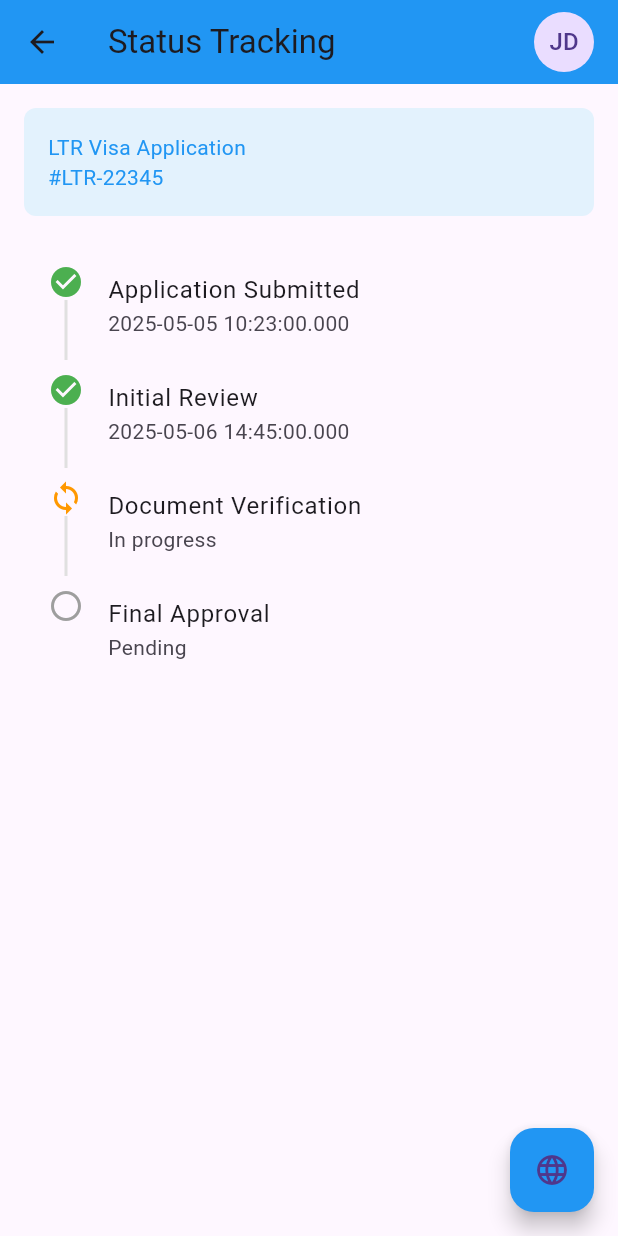
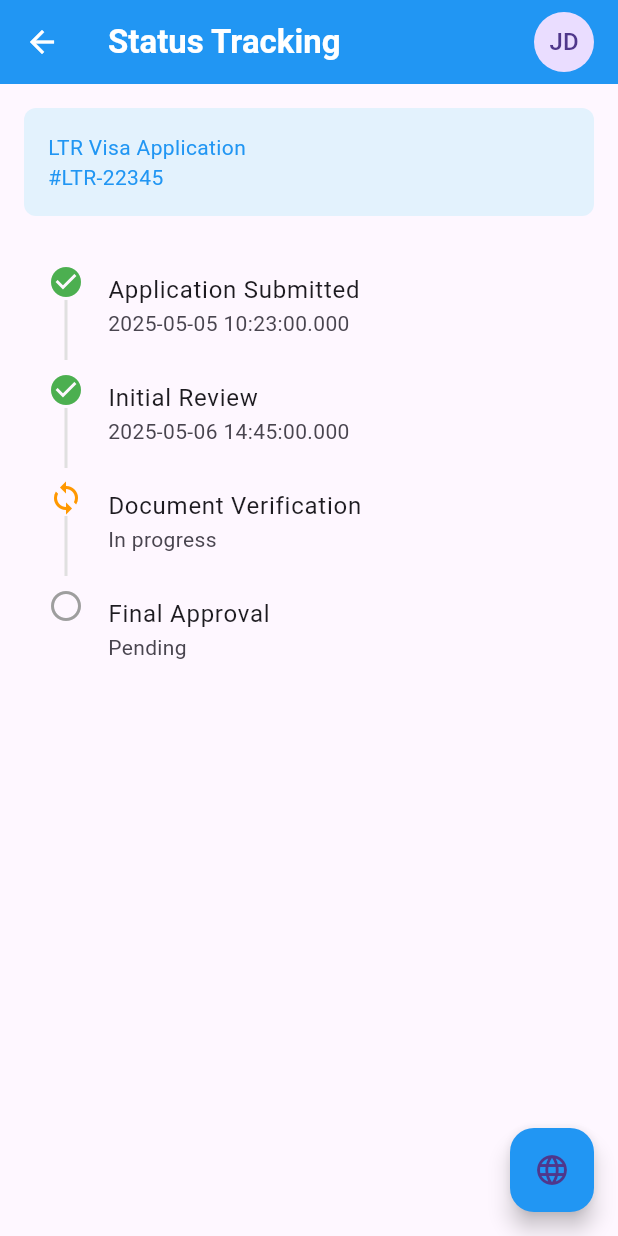
Before and after one commit to foxzilisk-dp/workpermit_sgn, a Flutter app: the StatusTrackingScreen screen opened directly with empty values, on a phone screen of 412 x 824 dp. Run offline on Flutter 3.47's test engine with Material 3 defaults, Android fonts, the phone set to English and light mode, and no system bars; our stand-ins replace shared_preferences; accounts and stored records are empty.

Commit message:
Fix overflow in StatusTrackingScreen and improve localization support

```diff
--- a/assets/languaues/en.json
+++ b/assets/languaues/en.json
@@ -22,10 +22,10 @@
   "home": "Home",
   "status": "Status",
   "profile": "Profile",
-  "logout_message": "You have been logged out due to inactivity.",
-  "language": "Language",
   "ltr_visa": "LTR Visa Application",
   "in_progress": "In progress",
   "pending": "Pending",
+  "logout_message": "You have been logged out due to inactivity.",
+  "language": "Language",
   "application_id": "Application ID"
 }
--- a/assets/languaues/th.json
+++ b/assets/languaues/th.json
@@ -22,10 +22,10 @@
   "home": "หน้าหลัก",
   "status": "สถานะ",
   "profile": "โปรไฟล์",
+  "ltr_visa": "ใบสมัครวีซ่า LTR",
+  "in_progress": "กำลังดำเนินการ",
+  "pending": "รอดำเนินการ",
   "logout_message": "คุณถูกออกจากระบบเนื่องจากไม่มีการใช้งาน",
   "language": "ภาษา",
-  "ltr_visa": "คำขอวีซ่า LTR",
-  "in_progress": "กำลังดำเนินการ",
-  "pending": "รอดำเนินการ",
   "application_id": "เลขคำขอ"
 }
--- a/lib/screens/status_tracking_screen.dart
+++ b/lib/screens/status_tracking_screen.dart
@@ -55,14 +55,18 @@ class _StatusTrackingScreenState extends State<StatusTrackingScreen> {
 
   @override
   Widget build(BuildContext context) {
-    final t = AppLocalizations.of(context);
+    final localtext = AppLocalizations.of(context);
 
     return Scaffold(
       appBar: AppBar(
         backgroundColor: Colors.blue,
-        title: Text(t.translate('status_tracking')),
+        title: Text(
+          localtext.translate('status_tracking'),
+          style:
+              const TextStyle(color: Colors.white, fontWeight: FontWeight.bold),
+        ),
         leading: IconButton(
-          icon: const Icon(Icons.arrow_back),
+          icon: const Icon(Icons.arrow_back, color: Colors.white),
           onPressed: () => Navigator.pop(context),
         ),
         actions: const [
@@ -102,9 +106,11 @@ class _StatusTrackingScreenState extends State<StatusTrackingScreen> {
         backgroundColor: Colors.blue,
         child: const Icon(Icons.language),
       ),
-      body: Padding(
+      body: SafeArea(
+        child: SingleChildScrollView(
           padding: const EdgeInsets.all(16),
           child: Column(
+            crossAxisAlignment: CrossAxisAlignment.start,
             children: [
               Container(
                 width: double.infinity,
@@ -114,13 +120,14 @@ class _StatusTrackingScreenState extends State<StatusTrackingScreen> {
                   borderRadius: BorderRadius.circular(8),
                 ),
                 child: Text(
-                "${t.translate('ltr_visa')}\n#${applicationId}",
+                  "${localtext.translate('ltr_visa')}\n#${applicationId}",
                   style: const TextStyle(color: Colors.blue),
                 ),
               ),
               const SizedBox(height: 24),
-            Expanded(
-              child: ListView.builder(
+              ListView.builder(
+                shrinkWrap: true,
+                physics: const NeverScrollableScrollPhysics(),
                 itemCount: steps.length,
                 itemBuilder: (context, index) {
                   final step = steps[index];
@@ -133,7 +140,8 @@ class _StatusTrackingScreenState extends State<StatusTrackingScreen> {
                           Container(
                             width: 2,
                             height: 40,
-                              color: Colors.grey.shade300),
+                            color: Colors.grey.shade300,
+                          ),
                       ],
                     ),
                     title: Text(step['title']),
@@ -143,14 +151,14 @@ class _StatusTrackingScreenState extends State<StatusTrackingScreen> {
                               .toLocal()
                               .toString()
                           : step['status'] == 'in_progress'
-                              ? 'In progress'
-                              : 'Pending',
+                              ? localtext.translate('in_progress')
+                              : localtext.translate('pending'),
                     ),
                   );
                 },
               ),
-            )
             ],
+          ),
         ),
       ),
     );
```
Also changed, not shown: lib/screens/dashboard_screen.dart (+0 -13 lines), lib/screens/main_screen.dart (+52 -55 lines). Lines whose indentation alone changed are shown as unchanged.
